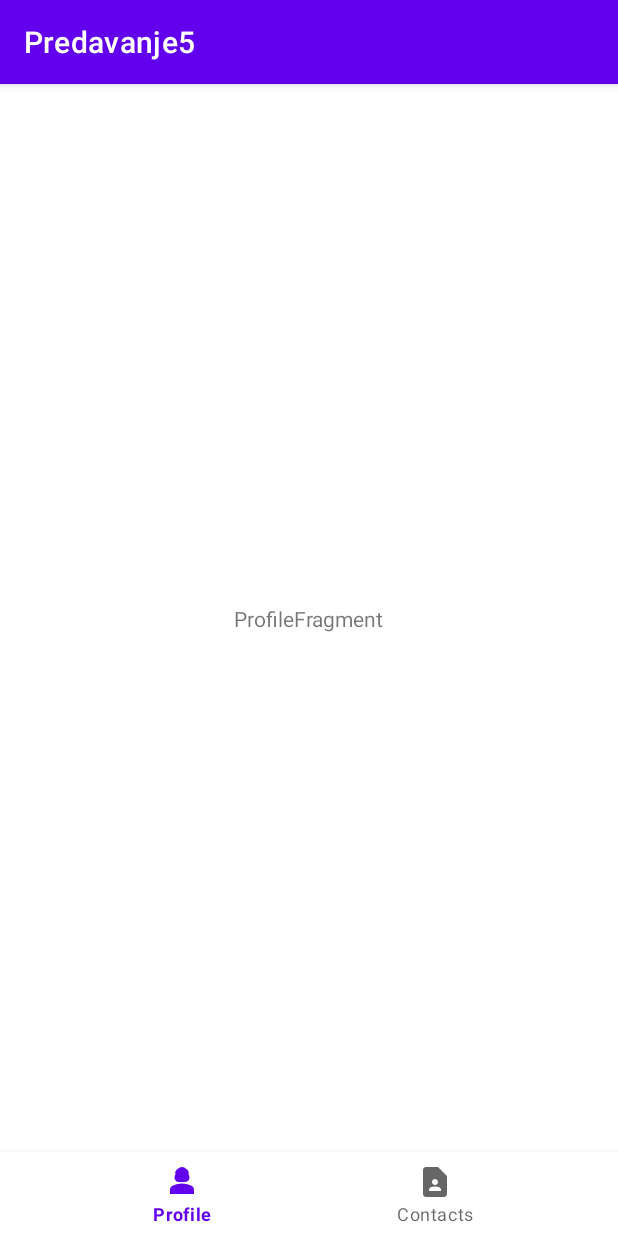
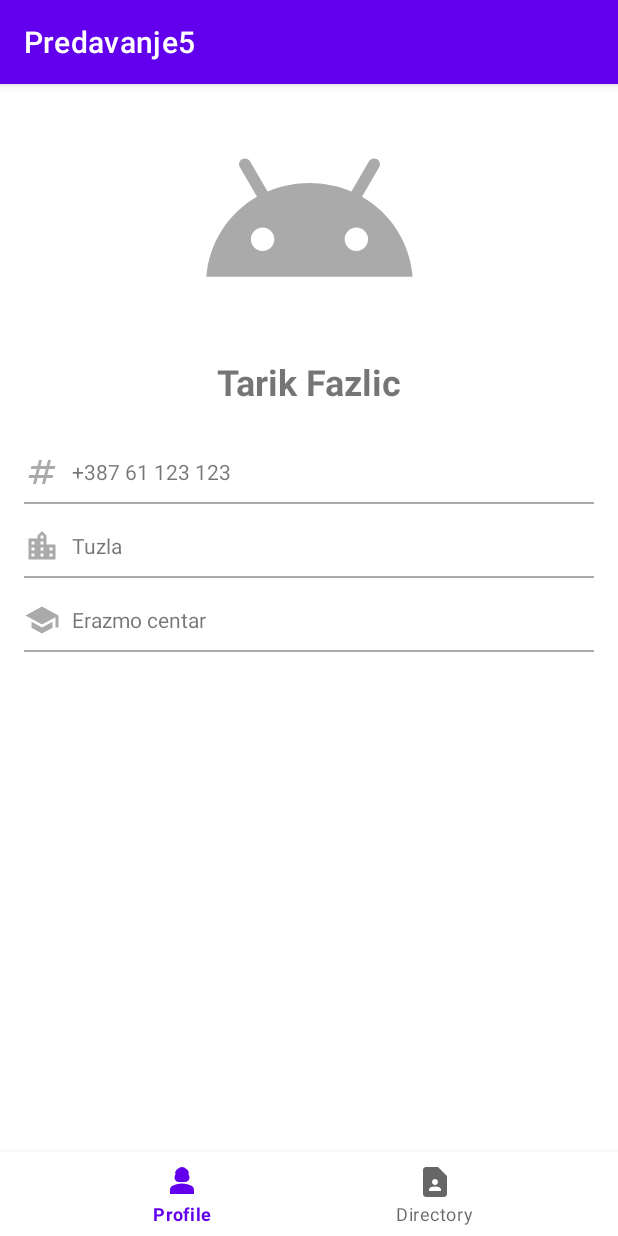
Before and after one commit to tarik-git/Predavanja, an Android app: the screen it shows after launch (MainActivity), on a phone screen of 412 x 824 dp. Run offline under Robolectric (Android 15) with nearby library versions, the phone set to English and light mode, and no system bars.

Commit message:
feat: Predavanje 5 part 3

```diff
--- a/Predavanje5Live/app/src/main/java/com/mrbojler/predavanje5/ProfileFragment.java
+++ b/Predavanje5Live/app/src/main/java/com/mrbojler/predavanje5/ProfileFragment.java
@@ -11,6 +11,16 @@ import androidx.fragment.app.Fragment;
 
 public class ProfileFragment extends Fragment {
 
+    public ProfileFragment(){
+
+    }
+
+    public ProfileFragment(
+            String name
+    ) {
+
+    }
+
     @Nullable
     @Override
     public View onCreateView(
--- /dev/null
+++ b/Predavanje5Live/app/src/main/res/drawable/ic_baseline_android.xml
@@ -0,0 +1,5 @@
+<vector android:height="24dp" android:tint="#AAAAAA"
+    android:viewportHeight="24" android:viewportWidth="24"
+    android:width="24dp" xmlns:android="http://schemas.android.com/apk/res/android">
+    <path android:fillColor="@android:color/white" android:pathData="M17.6,9.48l1.84,-3.18c0.16,-0.31 0.04,-0.69 -0.26,-0.85c-0.29,-0.15 -0.65,-0.06 -0.83,0.22l-1.88,3.24c-2.86,-1.21 -6.08,-1.21 -8.94,0L5.65,5.67c-0.19,-0.29 -0.58,-0.38 -0.87,-0.2C4.5,5.65 4.41,6.01 4.56,6.3L6.4,9.48C3.3,11.25 1.28,14.44 1,18h22C22.72,14.44 20.7,11.25 17.6,9.48zM7,15.25c-0.69,0 -1.25,-0.56 -1.25,-1.25c0,-0.69 0.56,-1.25 1.25,-1.25S8.25,13.31 8.25,14C8.25,14.69 7.69,15.25 7,15.25zM17,15.25c-0.69,0 -1.25,-0.56 -1.25,-1.25c0,-0.69 0.56,-1.25 1.25,-1.25s1.25,0.56 1.25,1.25C18.25,14.69 17.69,15.25 17,15.25z"/>
+</vector>
--- /dev/null
+++ b/Predavanje5Live/app/src/main/res/drawable/ic_baseline_location_city.xml
@@ -0,0 +1,5 @@
+<vector android:height="24dp" android:tint="#AAAAAA"
+    android:viewportHeight="24" android:viewportWidth="24"
+    android:width="24dp" xmlns:android="http://schemas.android.com/apk/res/android">
+    <path android:fillColor="@android:color/white" android:pathData="M15,11L15,5l-3,-3 -3,3v2L3,7v14h18L21,11h-6zM7,19L5,19v-2h2v2zM7,15L5,15v-2h2v2zM7,11L5,11L5,9h2v2zM13,19h-2v-2h2v2zM13,15h-2v-2h2v2zM13,11h-2L11,9h2v2zM13,7h-2L11,5h2v2zM19,19h-2v-2h2v2zM19,15h-2v-2h2v2z"/>
+</vector>
--- /dev/null
+++ b/Predavanje5Live/app/src/main/res/drawable/ic_baseline_numbers.xml
@@ -0,0 +1,5 @@
+<vector android:height="24dp" android:tint="#AAAAAA"
+    android:viewportHeight="24" android:viewportWidth="24"
+    android:width="24dp" xmlns:android="http://schemas.android.com/apk/res/android">
+    <path android:fillColor="@android:color/white" android:pathData="M20.5,10L21,8h-4l1,-4h-2l-1,4h-4l1,-4h-2L9,8H5l-0.5,2h4l-1,4h-4L3,16h4l-1,4h2l1,-4h4l-1,4h2l1,-4h4l0.5,-2h-4l1,-4H20.5zM13.5,14h-4l1,-4h4L13.5,14z"/>
+</vector>
--- /dev/null
+++ b/Predavanje5Live/app/src/main/res/drawable/ic_baseline_school.xml
@@ -0,0 +1,5 @@
+<vector android:height="24dp" android:tint="#AAAAAA"
+    android:viewportHeight="24" android:viewportWidth="24"
+    android:width="24dp" xmlns:android="http://schemas.android.com/apk/res/android">
+    <path android:fillColor="@android:color/white" android:pathData="M5,13.18v4L12,21l7,-3.82v-4L12,17l-7,-3.82zM12,3L1,9l11,6 9,-4.91V17h2V9L12,3z"/>
+</vector>
--- a/Predavanje5Live/app/src/main/res/layout/fragment_profile.xml
+++ b/Predavanje5Live/app/src/main/res/layout/fragment_profile.xml
@@ -5,13 +5,111 @@
     android:layout_width="match_parent"
     android:layout_height="match_parent">
 
+    <ImageView
+        android:id="@+id/imageView"
+        android:layout_width="150dp"
+        android:layout_height="150dp"
+        android:layout_marginTop="16dp"
+        app:layout_constraintEnd_toEndOf="parent"
+        app:layout_constraintStart_toStartOf="parent"
+        app:layout_constraintTop_toTopOf="parent"
+        app:srcCompat="@drawable/ic_baseline_android" />
+
     <TextView
         android:id="@+id/textView"
         android:layout_width="wrap_content"
         android:layout_height="wrap_content"
-        android:text="ProfileFragment"
-        app:layout_constraintBottom_toBottomOf="parent"
+        android:layout_marginTop="16dp"
+        android:text="Tarik Fazlic"
         app:layout_constraintEnd_toEndOf="parent"
         app:layout_constraintStart_toStartOf="parent"
-        app:layout_constraintTop_toTopOf="parent" />
+        app:layout_constraintTop_toBottomOf="@+id/imageView"
+        android:textSize="24sp"
+        android:maxLines="1"
+        android:ellipsize="end"
+        android:textStyle="bold"/>
+
+    <TextView
+        android:id="@+id/textView2"
+        android:layout_width="0dp"
+        android:layout_height="wrap_content"
+        android:layout_marginStart="16dp"
+        android:layout_marginTop="32dp"
+        android:layout_marginEnd="16dp"
+        android:text="+387 61 123 123"
+        app:layout_constraintEnd_toEndOf="parent"
+        app:layout_constraintStart_toStartOf="parent"
+        app:layout_constraintTop_toBottomOf="@+id/textView"
+        android:gravity="center_vertical"
+        android:drawablePadding="8dp"
+        app:drawableStartCompat="@drawable/ic_baseline_numbers" />
+
+    <View
+        android:id="@+id/view"
+        android:layout_width="0dp"
+        android:layout_height="1dp"
+        android:layout_marginStart="16dp"
+        android:layout_marginTop="8dp"
+        android:layout_marginEnd="16dp"
+        android:background="#aaa"
+        app:layout_constraintEnd_toEndOf="parent"
+        app:layout_constraintStart_toStartOf="parent"
+        app:layout_constraintTop_toBottomOf="@id/textView2" />
+
+    <TextView
+        android:id="@+id/textView3"
+        android:layout_width="0dp"
+        android:layout_height="wrap_content"
+        android:layout_marginStart="16dp"
+        android:layout_marginTop="16dp"
+        android:layout_marginEnd="16dp"
+        android:text="Tuzla"
+        app:layout_constraintEnd_toEndOf="parent"
+        app:layout_constraintStart_toStartOf="parent"
+        app:layout_constraintTop_toBottomOf="@+id/view"
+        android:drawableStart="@drawable/ic_baseline_location_city"
+        android:gravity="center_vertical"
+        android:drawablePadding="8dp"/>
+
+    <View
+        android:id="@+id/view3"
+        android:layout_width="match_parent"
+        android:layout_height="1dp"
+        android:layout_marginStart="16dp"
+        android:layout_marginTop="8dp"
+        android:layout_marginEnd="16dp"
+        android:background="#AAAAAA"
+        app:layout_constraintEnd_toEndOf="parent"
+        app:layout_constraintStart_toStartOf="parent"
+        app:layout_constraintTop_toBottomOf="@+id/textView3" />
+
+    <TextView
+        android:id="@+id/textView4"
+        android:layout_width="0dp"
+        android:layout_height="wrap_content"
+        android:layout_marginStart="16dp"
+        android:layout_marginTop="16dp"
+        android:layout_marginEnd="16dp"
+        android:text="Erazmo centar"
+        app:layout_constraintEnd_toEndOf="parent"
+        app:layout_constraintStart_toStartOf="parent"
+        app:layout_constraintTop_toBottomOf="@+id/view3"
+        android:drawableStart="@drawable/ic_baseline_school"
+        android:gravity="center_vertical"
+        android:drawablePadding="8dp"/>
+
+    <View
+        android:id="@+id/view4"
+        android:layout_width="match_parent"
+        android:layout_height="1dp"
+        android:layout_marginStart="16dp"
+        android:layout_marginTop="8dp"
+        android:layout_marginEnd="16dp"
+        android:background="#AAAAAA"
+        app:layout_constraintEnd_toEndOf="parent"
+        app:layout_constraintStart_toStartOf="parent"
+        app:layout_constraintTop_toBottomOf="@+id/textView4"
+        />
+
+
 </androidx.constraintlayout.widget.ConstraintLayout>
--- a/Predavanje5Live/app/src/main/res/menu/menu_main_navigation.xml
+++ b/Predavanje5Live/app/src/main/res/menu/menu_main_navigation.xml
@@ -8,7 +8,7 @@
 
     <item
         android:id="@+id/menu_item_contact"
-        android:title="@string/contacts"
+        android:title="@string/directory"
         android:icon="@drawable/ic_baseline_contact" />
 
 </menu>
--- a/Predavanje5Live/app/src/main/res/values/strings.xml
+++ b/Predavanje5Live/app/src/main/res/values/strings.xml
@@ -2,4 +2,7 @@
     <string name="app_name">Predavanje5</string>
     <string name="profile">Profile</string>
     <string name="contacts">Contacts</string>
+    <string name="directory">Directory</string>
+    <!-- TODO: Remove or change this placeholder text -->
+    <string name="hello_blank_fragment">Hello blank fragment</string>
 </resources>
```
Also changed, not shown: Predavanje5Live/app/src/main/java/com/mrbojler/predavanje5/ContactsFragment.java (added, +36 -0 lines), Predavanje5Live/app/src/main/java/com/mrbojler/predavanje5/FavoriteFragment.java (added, +43 -0 lines), Predavanje5Live/app/src/main/java/com/mrbojler/predavanje5/StateAdapter.java (added, +30 -0 lines), Predavanje5Live/app/src/main/res/layout/fragment_contacts.xml (added, +14 -0 lines), Predavanje5Live/app/src/main/res/layout/fragment_directory.xml (+21 -2 lines), Predavanje5Live/app/src/main/res/layout/fragment_favorite.xml (added, +14 -0 lines), 1 other file.
